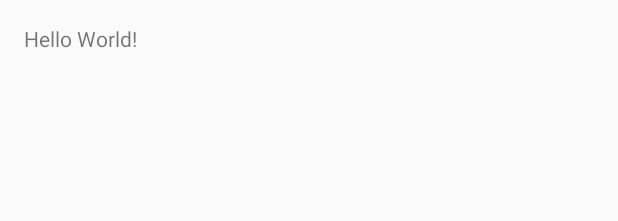
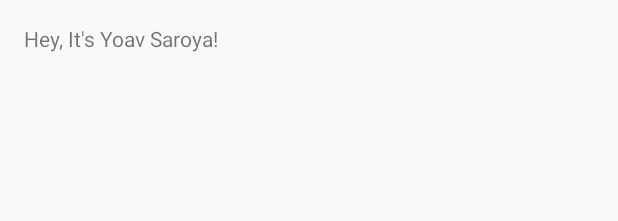
Before and after one commit to AmitShmuel/Deep-Diving, an Android app: the layout activity_main.xml on its own in the app's theme, with its tools: preview values and no code run, on a phone screen of 412 x 824 dp. Shown: the top 221 px of the screen. Run offline under Robolectric (Android 15) with nearby library versions, the phone set to English and light mode, and no system bars.

Commit message:
Initial commit by Yoav Saroya

```diff
--- a/app/src/main/res/layout/activity_main.xml
+++ b/app/src/main/res/layout/activity_main.xml
@@ -13,5 +13,5 @@
     <TextView
         android:layout_width="wrap_content"
         android:layout_height="wrap_content"
-        android:text="Hello World!" />
+        android:text="Hey, It's Yoav Saroya!" />
 </RelativeLayout>
```
